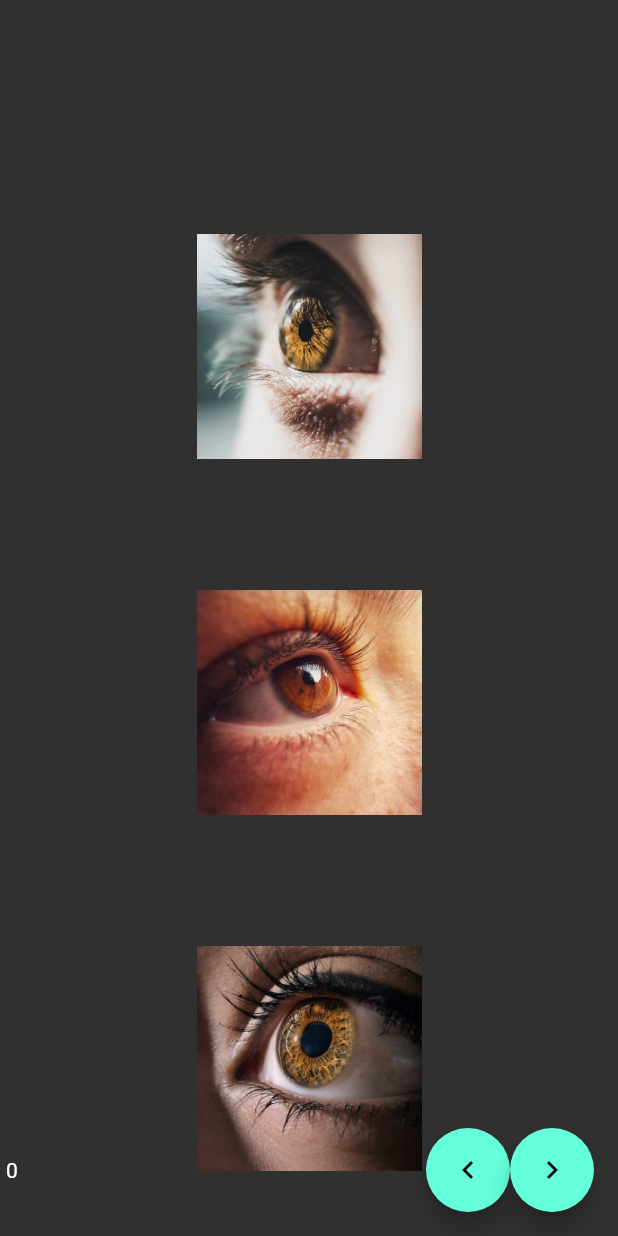
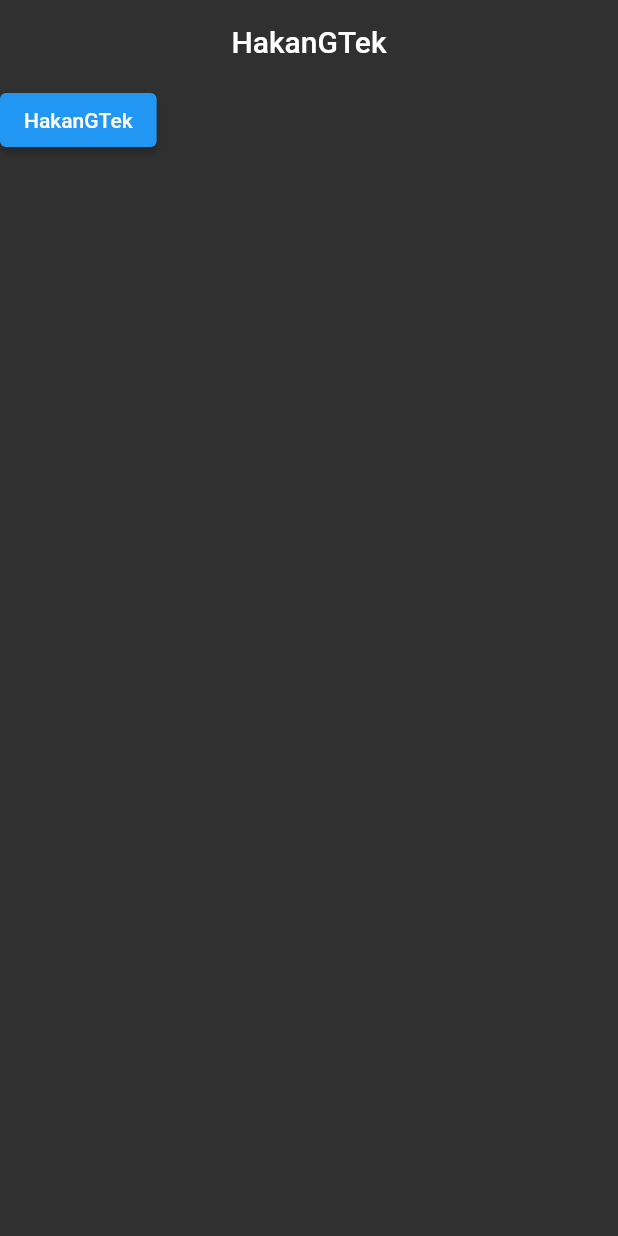
Before and after one commit to hhakangull/FluttterEdu, a Flutter app: the screen it shows after launch, on a phone screen of 412 x 824 dp. Run offline on Flutter 3.47's test engine with Material 2 defaults, Android fonts, the light colour scheme and no system bars.

Commit message:
full-cycle-1

```diff
--- /dev/null
+++ b/lib/101/statefull_life_cycle_learn.dart
@@ -0,0 +1,44 @@
+import 'package:flutter/material.dart';
+
+class StatefullLifeCycleLearn extends StatefulWidget {
+  const StatefullLifeCycleLearn({Key? key, required this.message})
+      : super(key: key);
+  final String message;
+
+  @override
+  State<StatefullLifeCycleLearn> createState() =>
+      _StatefullLifeCycleLearnState();
+}
+
+class _StatefullLifeCycleLearnState extends State<StatefullLifeCycleLearn> {
+  String _message = '';
+  late final bool _isOdd;
+  //Mesaj tekse yanına tek yoksa çift yaz.
+  @override
+  void initState() {
+    // constructor gibi bir method dur.
+    super.initState();
+    _message = widget.message;
+    _isOdd = widget.message.length.isOdd;
+    _computeName();
+  }
+
+  @override
+  Widget build(BuildContext context) {
+    return Scaffold(
+      appBar: AppBar(
+        title: Text(_message),
+      ),
+      body: _isOdd
+          ? TextButton(onPressed: () {}, child: Text(_message))
+          : ElevatedButton(
+              onPressed: () {},
+              child: Text(_message),
+            ),
+    );
+  }
+
+  void _computeName() {
+    _message += _isOdd ? "Çift" : "Tek";
+  }
+}
--- a/lib/main.dart
+++ b/lib/main.dart
@@ -1,6 +1,5 @@
 import 'package:flutter/material.dart';
-import '101/page_view_learn.dart';
-import '101/stateful_learn.dart';
+import 'package:flutter_full_learn/101/statefull_life_cycle_learn.dart';
 
 void main() {
   runApp(const MyApp());
@@ -25,7 +24,9 @@ class MyApp extends StatelessWidget {
           //systemOverlayStyle: SystemUiOverlayStyle.light,
         ),
       ),
-      home: const PageViewLearn(),
+        home: const StatefullLifeCycleLearn(
+          message: "HakanG",
+        )
     );
   }
 }
```
